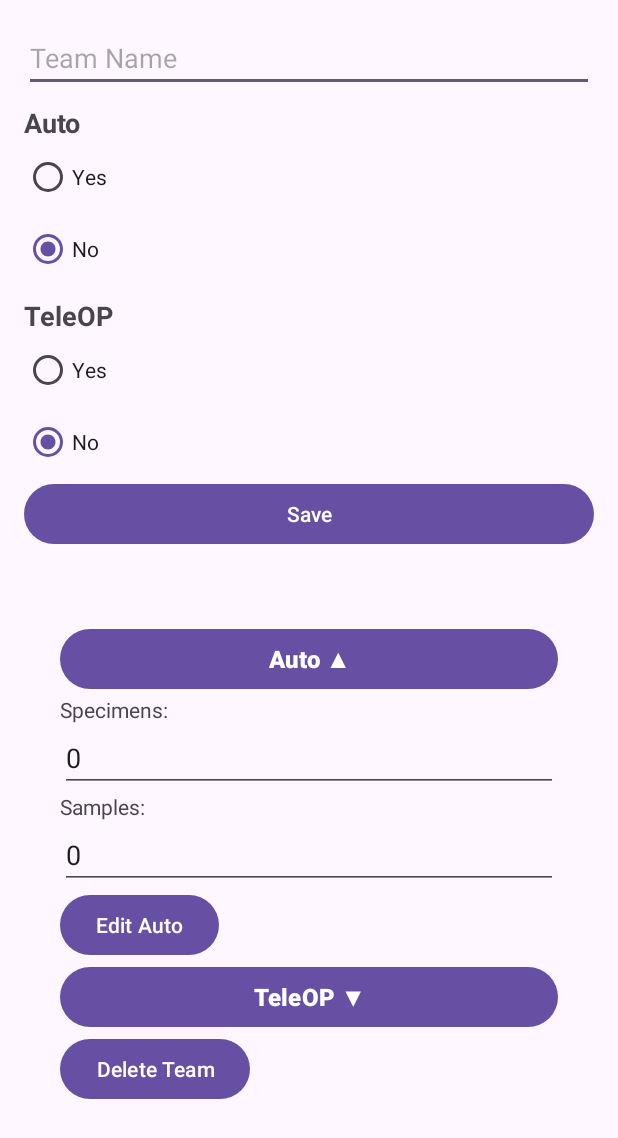
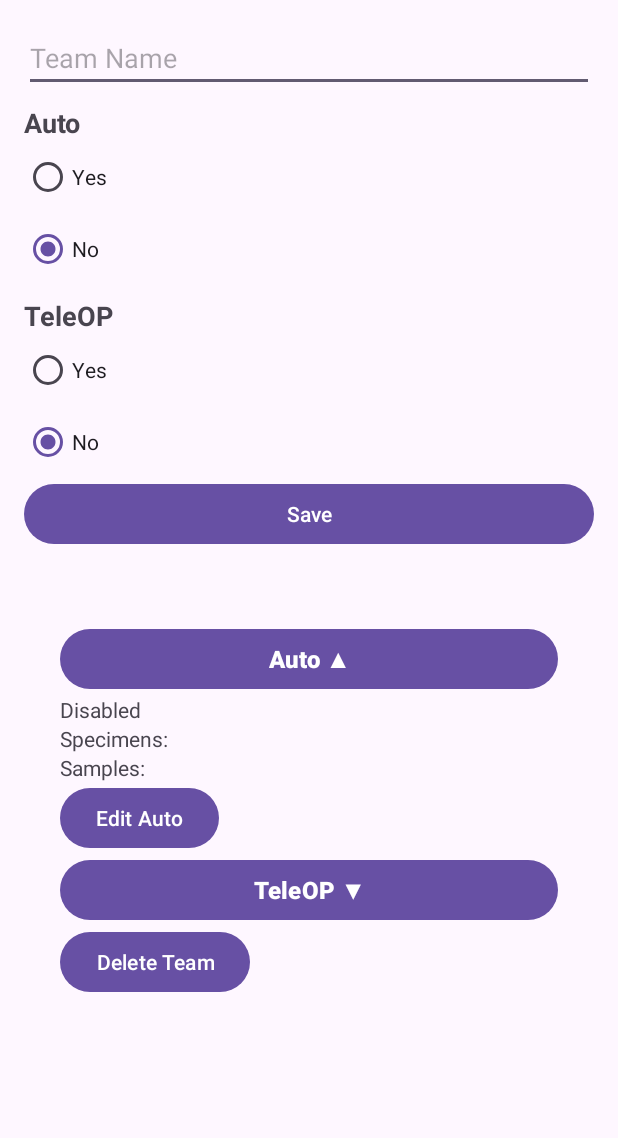
Before and after one commit to chinmaym505/FTC-2024-2025-Scouting-App, an Android app: the screen it shows after launch (MainActivity), after a tap on "Auto ▼", on a phone screen of 412 x 824 dp. Shown: the top 1138 px of the screen. Run offline under Robolectric (Android 15) with nearby library versions, the phone set to English and light mode, and no system bars; 1 other tap on this screen came first.

Commit message:
Enhance team item view with disabled labels and update data visibility.
- In `team_item.xml`, add `TextView` labels (`autoDisabledLabel`, `teleOpDisabledLabel`) to indicate when Auto/TeleOp sections are disabled.
- In `TeamAdapter.java`:
  - Add `autoDisabledLabel` and `teleOpDisabledLabel` fields to `TeamViewHolder`.
  - In `onBindViewHolder`, update visibility for the auto and teleOp data based on `team.isAuto()` and `team.isTeleOp()`. When Auto/TeleOp is disabled, show the disabled label and hide data inputs, otherwise, set the text for the inputs.
- In `MainActivity.java`:
  - Change how the auto and teleOp data is captured when the user clicks the `saveButton`, update the data capture to use the new `RadioButton` in `autoRadioGroup` and `teleOpRadioGroup`.

```diff
--- a/app/src/main/java/com/example/ftcscouting/MainActivity.java
+++ b/app/src/main/java/com/example/ftcscouting/MainActivity.java
@@ -66,10 +66,10 @@ public class MainActivity extends AppCompatActivity implements TeamAdapter.OnIte
 
         saveButton.setOnClickListener(v -> {
             String teamName = teamNameInput.getText().toString();
-            boolean auto = ((RadioButton) findViewById(autoRadioGroup.getCheckedRadioButtonId())).getText().toString().equals("Yes");
+            boolean auto = ((RadioButton)findViewById(autoRadioGroup.getCheckedRadioButtonId())).getText().toString().equals("Yes");
             int autoSpecimens = auto ? Integer.parseInt(autoSpecimensInput.getText().toString()) : 0;
             int autoSamples = auto ? Integer.parseInt(autoSamplesInput.getText().toString()) : 0;
-            boolean teleOp = ((RadioButton) findViewById(teleOpRadioGroup.getCheckedRadioButtonId())).getText().toString().equals("Yes");
+            boolean teleOp = ((RadioButton)findViewById(teleOpRadioGroup.getCheckedRadioButtonId())).getText().toString().equals("Yes");
             int teleOpSpecimens = teleOp ? Integer.parseInt(teleOpSpecimensInput.getText().toString()) : 0;
             int teleOpSamples = teleOp ? Integer.parseInt(teleOpSamplesInput.getText().toString()) : 0;
 
--- a/app/src/main/res/layout/team_item.xml
+++ b/app/src/main/res/layout/team_item.xml
@@ -28,6 +28,13 @@
         android:layout_height="wrap_content"
         android:orientation="vertical"
         android:visibility="gone">
+
+        <TextView
+            android:id="@+id/autoDisabledLabel"
+            android:layout_width="match_parent"
+            android:layout_height="wrap_content"
+            android:text="Disabled"
+            android:visibility="gone"/>
 
         <TextView
             android:id="@+id/autoSpecimensLabel"
@@ -77,6 +84,13 @@
         android:visibility="gone">
 
         <TextView
+            android:id="@+id/teleOpDisabledLabel"
+            android:layout_width="match_parent"
+            android:layout_height="wrap_content"
+            android:text="Disabled"
+            android:visibility="gone"/>
+
+        <TextView
             android:id="@+id/teleOpSpecimensLabel"
             android:layout_width="match_parent"
             android:layout_height="wrap_content"
```
Also changed, not shown: app/src/main/java/com/example/ftcscouting/TeamAdapter.java (+27 -4 lines).
